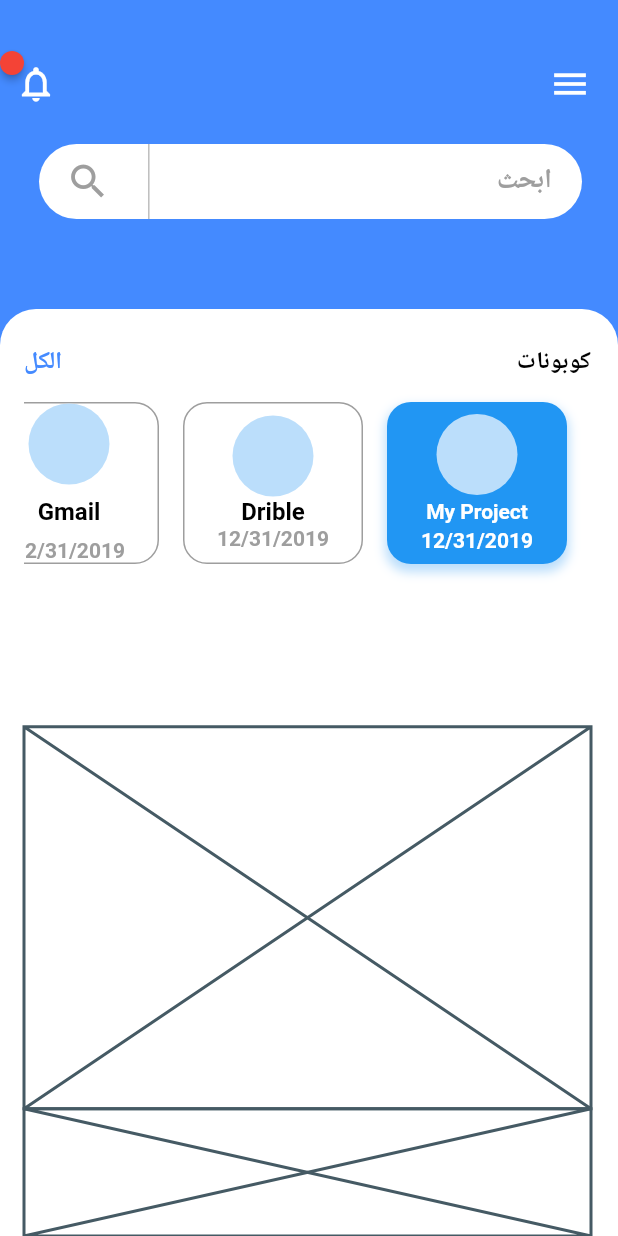
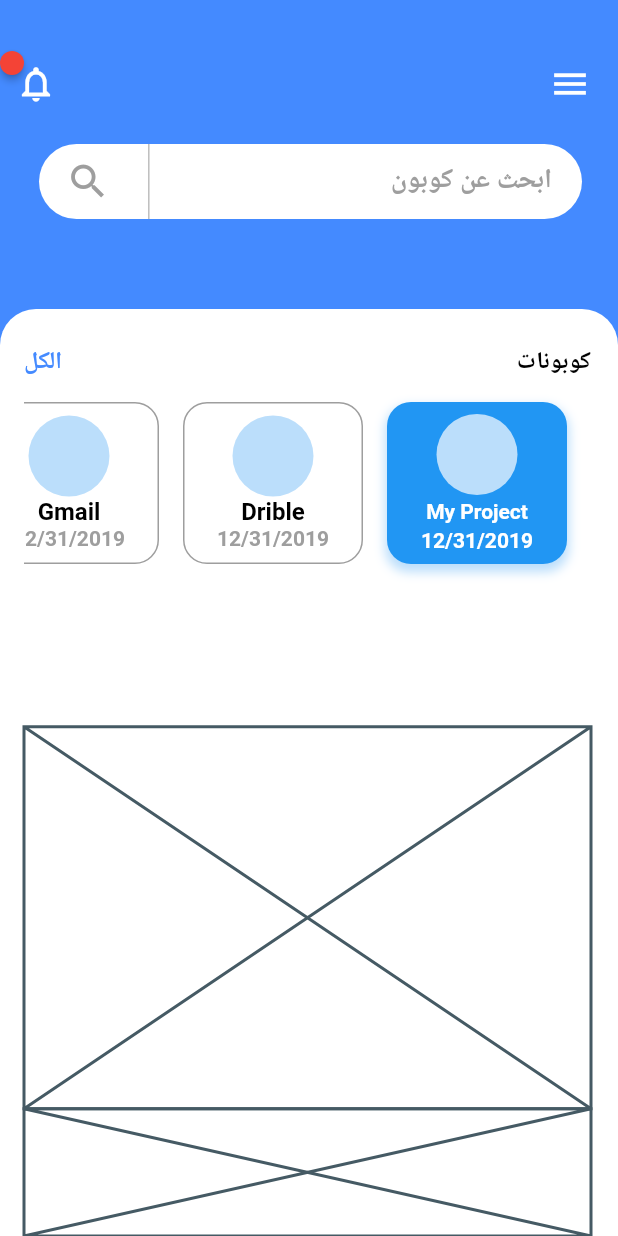
Before and after one commit to bardoun7894/coupon_find, a Flutter app: the FindEvent screen opened directly, on a phone screen of 412 x 824 dp. Run offline on Flutter 3.47's test engine with Material 2 defaults, Android fonts, the phone set to English and light mode, and no system bars; drawn by our look-alikes of badges.

Commit message:
i finish destinations ui

```diff
--- a/lib/Animation/FindEvent.dart
+++ b/lib/Animation/FindEvent.dart
@@ -3,38 +3,46 @@ import 'package:flutter/material.dart';
 
 class FindEvent extends StatelessWidget {
 
+
   static Color appColor = Color.fromRGBO(68, 138, 255,30);
-
-  Widget _buildFolderView() {
-    return Expanded(
-      flex: 6,
+  Widget containerBox(String sname ){
+    return  Container(
+                    padding: EdgeInsets.symmetric(vertical: 8),
+                    margin: EdgeInsets.only(top: 16, bottom: 16, right: 16),
+                    height: 140,
+                    width: 120,
+                    decoration: BoxDecoration(
+                        color: Colors.white,
+                        borderRadius: BorderRadius.circular(16),
+                        border: Border.all(color: Colors.grey)),
                     child: Column(
                       mainAxisSize: MainAxisSize.max,
-        children: <Widget>[
-          Row(
                       mainAxisAlignment: MainAxisAlignment.spaceBetween,
                       children: <Widget>[
+                        CircleAvatar(
+                          radius: 27,
+                          backgroundColor: Colors.blue[100],
+                        ),
                         Text(
-                "كوبونات",
+                          sname ,
                           style: TextStyle(
-                    fontSize: 16,
+                              color: Colors.black,
                               fontWeight: FontWeight.bold,
-                    color: Colors.black),
+                              fontSize: 16),
                         ),
-              Text(" الكل",
+                        Text(
+                          "12/31/2019",
                           style: TextStyle(
-                      fontSize: 16,
+                              color: Colors.grey,
                               fontWeight: FontWeight.bold,
-                      color: Colors.blueAccent))
+                              fontSize: 14),
+                        )
                       ],
                     ),
-          Container(
-              height: 140,
-              child: ListView(
-                scrollDirection: Axis.horizontal,
-                shrinkWrap: true,
-                children: <Widget>[
-                  Container(
+                  );
+  }
+Widget selectedCon(){
+  return Container(
                     padding: EdgeInsets.symmetric(vertical: 8),
                     margin: EdgeInsets.only(top: 16, bottom: 16, right: 16),
                     height: 140,
@@ -73,109 +81,41 @@ class FindEvent extends StatelessWidget {
                         )
                       ],
                     ),
+                  );
+}
+  Widget _buildFolderView() {
+    return Expanded(
+      flex: 6,
+      child: Column(
+        mainAxisSize: MainAxisSize.max,
+        children: <Widget>[
+          Row(
+            mainAxisAlignment: MainAxisAlignment.spaceBetween,
+            children: <Widget>[
+              Text(
+                "كوبونات",
+                style: TextStyle(
+                    fontSize: 16,
+                    fontWeight: FontWeight.bold,
+                    color: Colors.black),
+              ),
+              Text(" الكل",
+                  style: TextStyle(
+                      fontSize: 16,
+                      fontWeight: FontWeight.bold,
+                      color: Colors.blueAccent))
+            ],
           ),
           Container(
-                    padding: EdgeInsets.symmetric(vertical: 8),
-                    margin: EdgeInsets.only(top: 16, bottom: 16, right: 16),
               height: 140,
-                    width: 120,
-                    decoration: BoxDecoration(
-                        color: Colors.white,
-                        borderRadius: BorderRadius.circular(16),
-                        border: Border.all(color: Colors.grey)),
-                    child: Column(
-                      mainAxisSize: MainAxisSize.max,
-                      mainAxisAlignment: MainAxisAlignment.spaceBetween,
+              child: ListView(
+                scrollDirection: Axis.horizontal,
+                shrinkWrap: true,
                 children: <Widget>[
-                        CircleAvatar(
-                          radius: 27,
-                          backgroundColor: Colors.blue[100],
-                        ),
-                        Text(
-                          "Drible",
-                          style: TextStyle(
-                              color: Colors.black,
-                              fontWeight: FontWeight.bold,
-                              fontSize: 16),
-                        ),
-                        Text(
-                          "12/31/2019",
-                          style: TextStyle(
-                              color: Colors.grey,
-                              fontWeight: FontWeight.bold,
-                              fontSize: 14),
-                        )
-                      ],
-                    ),
-                  ),
-                  Container(
-                    margin: EdgeInsets.only(top: 16, bottom: 16, right: 16),
-                    height: 140,
-                    width: 120,
-                    decoration: BoxDecoration(
-                      color: Colors.white,
-                      borderRadius: BorderRadius.circular(16),
-                      border: Border.all(color: Colors.grey),
-                    ),
-                    child: Column(
-                      mainAxisSize: MainAxisSize.max,
-                      mainAxisAlignment: MainAxisAlignment.spaceBetween,
-                      children: <Widget>[
-                        CircleAvatar(
-                          radius: 27,
-                          backgroundColor: Colors.blue[100],
-                        ),
-                        Text(
-                          "Gmail",
-                          style: TextStyle(
-                              color: Colors.black,
-                              fontWeight: FontWeight.bold,
-                              fontSize: 16),
-                        ),
-                        Text(
-                          "12/31/2019",
-                          style: TextStyle(
-                              color: Colors.grey,
-                              fontWeight: FontWeight.bold,
-                              fontSize: 14),
-                        )
-                      ],
-                    ),
-                  ),
-                  Container(
-                    margin: EdgeInsets.only(top: 16, bottom: 16, right: 16),
-                    height: 140,
-                    width: 120,
-                    decoration: BoxDecoration(
-                      color: Colors.white,
-                      borderRadius: BorderRadius.circular(16),
-                      border: Border.all(color: Colors.grey),
-                    ),
-                    child: Column(
-                      mainAxisSize: MainAxisSize.max,
-                      mainAxisAlignment: MainAxisAlignment.spaceBetween,
-                      children: <Widget>[
-                        CircleAvatar(
-                          radius: 27,
-                          backgroundColor: Colors.blue[100],
-                        ),
-                        Text(
-                          "Drible",
-                          style: TextStyle(
-                              color: Colors.black,
-                              fontWeight: FontWeight.bold,
-                              fontSize: 16),
-                        ),
-                        Text(
-                          "12/31/2019",
-                          style: TextStyle(
-                              color: Colors.grey,
-                              fontWeight: FontWeight.bold,
-                              fontSize: 14),
-                        )
-                      ],
-                    ),
-                  ),
+                  selectedCon(),
+                 containerBox("Drible"),
+                  containerBox("Gmail"),
+                   containerBox("google"),
                 ],
               ))
         ],
@@ -198,7 +138,6 @@ class FindEvent extends StatelessWidget {
             top: 32,
             right:8,
             child: Container(
-
               height: MediaQuery.of(context).size.height / 3.5,
               child: Column(
                 children: <Widget>[
@@ -230,7 +169,7 @@ class FindEvent extends StatelessWidget {
 
                         flex: 8,
                         child: TextField(
-                        decoration: InputDecoration(hintStyle:TextStyle(color: Colors.grey,fontSize: 18,fontWeight: FontWeight.bold),hintText: "ابحث "
+                        decoration: InputDecoration(hintStyle:TextStyle(color: Colors.grey,fontSize: 18,fontWeight: FontWeight.bold),hintText: "ابحث عن كوبون"
                         ,border: InputBorder.none
                         ) , ), ),
                       VerticalDivider(
--- a/lib/Animation/mo.dart
+++ b/lib/Animation/mo.dart
@@ -15,7 +15,7 @@ class _SplashScreen extends State<SplashScreen> {
 
 	@override
 	void initState() {
-		// TODO: implement initState
+
 		super.initState();
 		Timer(
 				Duration(seconds: 3),
@@ -30,7 +30,7 @@ class _SplashScreen extends State<SplashScreen> {
 
 	@override
 	Widget build(BuildContext context) {
-		// TODO: implement build
+
 		return Scaffold(
 				body: Stack(
 					fit: StackFit.expand,
--- a/lib/main.dart
+++ b/lib/main.dart
@@ -1,6 +1,6 @@
 
 
-import 'package:coupon_find/Animation/mo.dart';
+import 'package:coupon_find/home.dart';
 import 'package:flutter/material.dart';
 import 'package:flutter/services.dart';
 import 'package:flutter_localizations/flutter_localizations.dart';
@@ -14,6 +14,7 @@ class MyApp extends StatelessWidget {
       statusBarColor: Colors.transparent,
     ));
     return MaterialApp(
+
       localizationsDelegates: [
         GlobalMaterialLocalizations.delegate,
         GlobalWidgetsLocalizations.delegate,
@@ -23,8 +24,8 @@ class MyApp extends StatelessWidget {
       ],
       locale: Locale("ar") // OR Locale('ar', 'AE') OR Other RTL locales,
 
-    ,  debugShowCheckedModeBanner: false,
-      home: SplashScreen(),
-    );
+      , debugShowCheckedModeBanner: false,
+      home:Name()
+  ,  );
   }
 }
--- a/pubspec.yaml
+++ b/pubspec.yaml
@@ -27,6 +27,7 @@ dependencies:
   # Use with the CupertinoIcons class for iOS style icons.
   cupertino_icons: ^0.1.2
   badges: ^1.1.0
+  font_awesome_flutter: ^8.5.0
 dev_dependencies:
   flutter_test:
     sdk: flutter
```
Also changed, not shown: pubspec.lock. Lines whose indentation alone changed are shown as unchanged.
